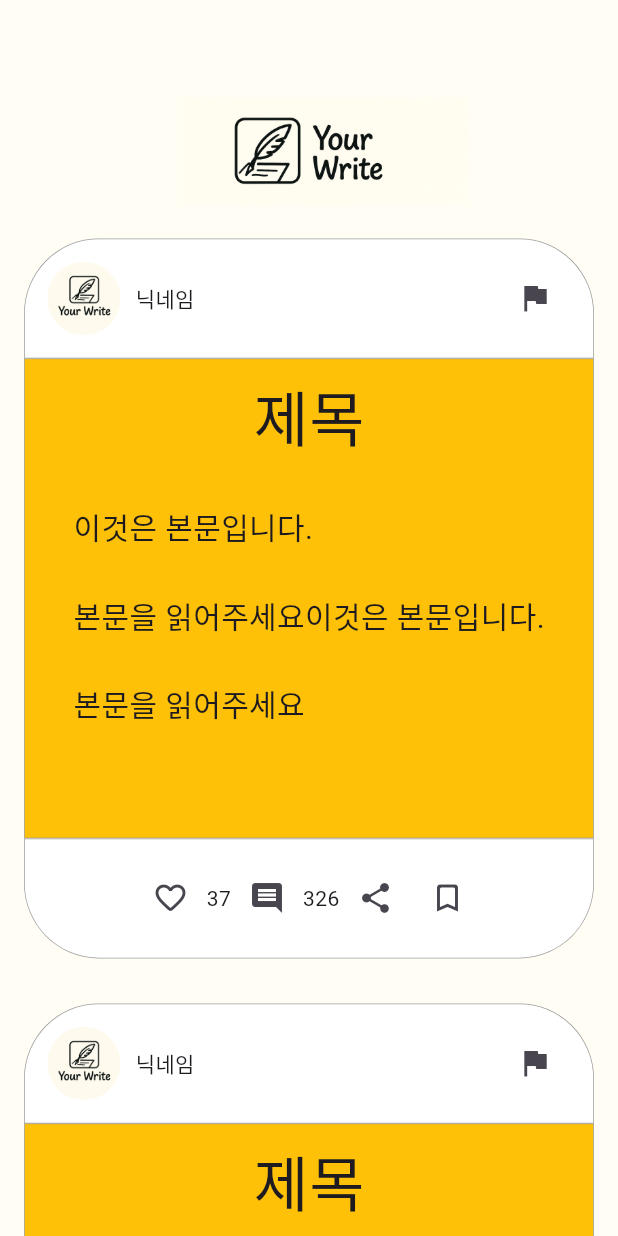
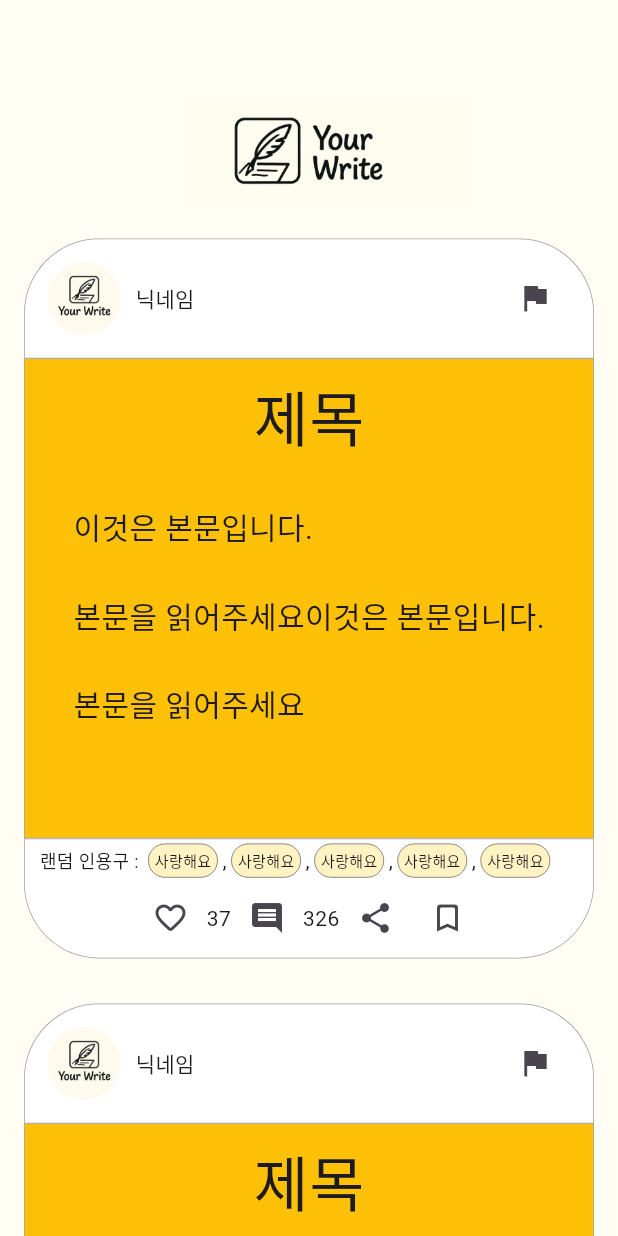
Before and after one commit to dlworua/your_write, a Flutter app: the RandomPage screen opened directly, on a phone screen of 412 x 824 dp. Run offline on Flutter 3.47's test engine with Material 3 defaults, Android fonts, the phone set to English and light mode, and no system bars; our stand-ins replace flutter_riverpod.

Commit message:
feat: 랜덤 게시판 ui 수정

```diff
--- a/lib/ui/pages/random_post/widgets/random_post_bottom.dart
+++ b/lib/ui/pages/random_post/widgets/random_post_bottom.dart
@@ -1,4 +1,5 @@
 import 'package:flutter/material.dart';
+import 'package:your_write/ui/pages/random_post/widgets/random_post_keyword.dart';
 
 class RandomPostBottom extends StatelessWidget {
   const RandomPostBottom({super.key});
@@ -16,7 +17,28 @@ class RandomPostBottom extends StatelessWidget {
         ),
         border: Border.all(color: Colors.grey, width: 0.5),
       ),
-      child: Row(
+      child: Column(
+        children: [
+          Row(
+            children: [
+              SizedBox(width: 10),
+              Text('랜덤 인용구 : ', style: TextStyle(fontSize: 12)),
+              Row(
+                children: [
+                  RandomPostKeyword(),
+                  Text(','),
+                  RandomPostKeyword(),
+                  Text(','),
+                  RandomPostKeyword(),
+                  Text(','),
+                  RandomPostKeyword(),
+                  Text(','),
+                  RandomPostKeyword(),
+                ],
+              ),
+            ],
+          ),
+          Row(
             mainAxisAlignment: MainAxisAlignment.center,
             children: [
               Padding(padding: EdgeInsets.only()),
@@ -35,6 +57,8 @@ class RandomPostBottom extends StatelessWidget {
               ),
             ],
           ),
+        ],
+      ),
     );
   }
 }
--- /dev/null
+++ b/lib/ui/pages/random_post/widgets/random_post_keyword.dart
@@ -0,0 +1,30 @@
+import 'package:flutter/material.dart';
+
+class RandomPostKeyword extends StatelessWidget {
+  const RandomPostKeyword({super.key});
+
+  @override
+  Widget build(BuildContext context) {
+    return Padding(
+      padding: const EdgeInsets.all(3.0),
+      child: Container(
+        decoration: BoxDecoration(
+          color: Color(0XFFFFF3C3),
+          borderRadius: BorderRadius.circular(30),
+          border: Border.all(color: Colors.black, width: 0.3),
+        ),
+        child: FittedBox(
+          fit: BoxFit.contain,
+          child: Padding(
+            padding: const EdgeInsets.all(4.0),
+            child: Text(
+              '사랑해요',
+              style: TextStyle(fontSize: 10),
+              textAlign: TextAlign.center,
+            ),
+          ),
+        ),
+      ),
+    );
+  }
+}
```
Lines whose indentation alone changed are shown as unchanged.
